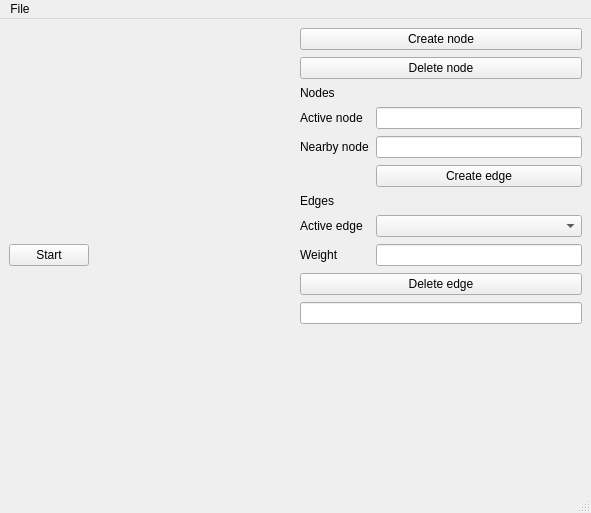
sh1d0n/hakimiQT, file hakimi.ui: the form before one commit.
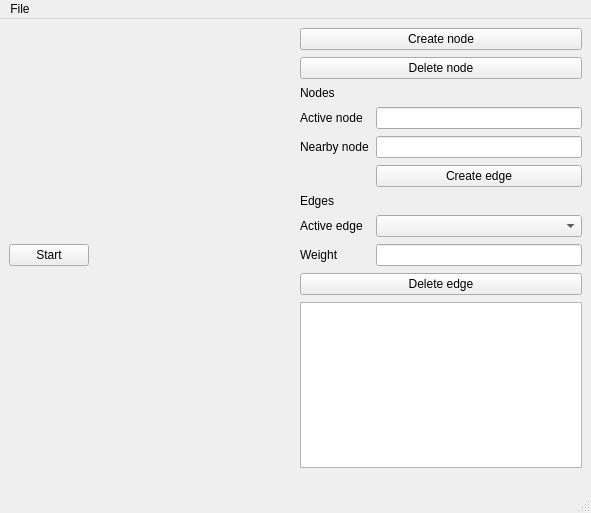
The form after the commit.

```diff
--- a/hakimi.ui
+++ b/hakimi.ui
@@ -170,7 +170,7 @@
        </layout>
       </item>
       <item>
-       <widget class="QLineEdit" name="resultLine"/>
+       <widget class="QTextEdit" name="resultText"/>
       </item>
       <item>
        <spacer name="verticalSpacer">
```
